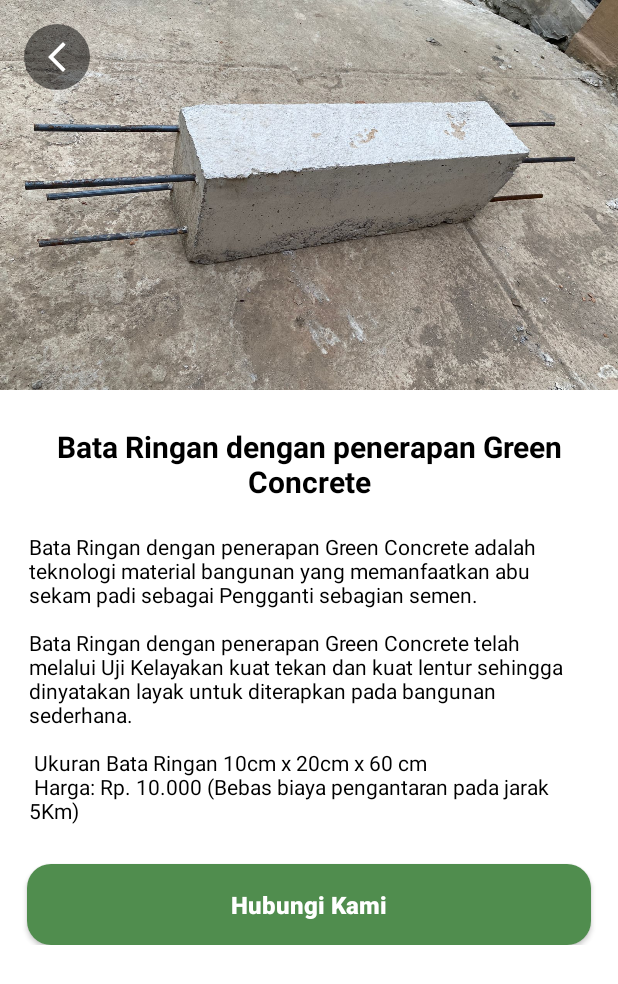
After one commit to Irfikri0204/Eco-Brick, an Android app: the DetailActivity screen opened directly, with no data from a screen before it, on a phone screen of 412 x 824 dp. The commit adds this screen. Shown: the top 984 px of the screen. Run offline under Robolectric (Android 15) with nearby library versions, the phone set to English and light mode, and no system bars.

Commit message:
[Feature] Product Section

```diff
--- a/app/src/main/AndroidManifest.xml
+++ b/app/src/main/AndroidManifest.xml
@@ -12,6 +12,12 @@
         android:supportsRtl="true"
         android:theme="@style/Theme.EcoBrick"
         tools:targetApi="31">
+        <activity
+            android:name=".productsection.PengenalanActivity"
+            android:exported="false" />
+        <activity
+            android:name=".productsection.DetailActivity"
+            android:exported="false" />
         <activity
             android:name=".homesection.TentangKamiActivity"
             android:exported="false" />
--- /dev/null
+++ b/app/src/main/java/com/project/ecobrick/productsection/DetailActivity.kt
@@ -0,0 +1,49 @@
+package com.project.ecobrick.productsection
+
+import android.content.Intent
+import android.net.Uri
+import android.os.Bundle
+import android.widget.Toast
+import androidx.activity.enableEdgeToEdge
+import androidx.appcompat.app.AppCompatActivity
+import androidx.core.view.ViewCompat
+import androidx.core.view.WindowInsetsCompat
+import com.project.ecobrick.R
+import com.project.ecobrick.databinding.ActivityDetailBinding
+
+class DetailActivity : AppCompatActivity() {
+    private lateinit var binding : ActivityDetailBinding
+    override fun onCreate(savedInstanceState: Bundle?) {
+        super.onCreate(savedInstanceState)
+        enableEdgeToEdge()
+        binding = ActivityDetailBinding.inflate(layoutInflater)
+        setContentView(binding.root)
+        ViewCompat.setOnApplyWindowInsetsListener(findViewById(R.id.main)) { v, insets ->
+            val systemBars = insets.getInsets(WindowInsetsCompat.Type.systemBars())
+            v.setPadding(systemBars.left, systemBars.top, systemBars.right, systemBars.bottom)
+            insets
+        }
+        binding.btnHubungi.setOnClickListener {
+            val phoneNumber = "628114128024" // Format: 62 untuk Indonesia
+            val message = "Halo, saya ingin bertanya mengenai produk Anda."
+
+            // Buat URL WhatsApp dengan parameter nomor telepon dan pesan
+            val url = "https://api.whatsapp.com/send?phone=$phoneNumber&text=$message"
+
+            // Buat intent untuk membuka WhatsApp
+            val intent = Intent(Intent.ACTION_VIEW)
+            intent.data = Uri.parse(url)
+
+            try {
+                // Mulai aktivitas intent
+                startActivity(intent)
+            } catch (e: Exception) {
+                // Tampilkan pesan jika WhatsApp tidak ditemukan atau ada error lain
+                Toast.makeText(baseContext, "WhatsApp tidak tersedia di perangkat ini", Toast.LENGTH_SHORT).show()
+            }
+        }
+        binding.btnBack.setOnClickListener {
+            onBackPressed()
+        }
+    }
+}
--- /dev/null
+++ b/app/src/main/res/layout/activity_detail.xml
@@ -0,0 +1,89 @@
+<?xml version="1.0" encoding="utf-8"?>
+<ScrollView xmlns:android="http://schemas.android.com/apk/res/android"
+    xmlns:tools="http://schemas.android.com/tools"
+    android:layout_width="match_parent"
+    android:layout_height="match_parent"
+    xmlns:app="http://schemas.android.com/apk/res-auto"
+    android:id="@+id/main"
+    tools:context=".productsection.DetailActivity"
+    android:background="@color/white"
+    android:orientation="vertical">
+    <androidx.constraintlayout.widget.ConstraintLayout
+        android:layout_width="match_parent"
+        android:layout_height="wrap_content">
+        <ImageView
+            android:id="@+id/iv_tempat"
+            android:layout_width="match_parent"
+            android:layout_height="260dp"
+            android:scaleType="centerCrop"
+            app:layout_constraintEnd_toEndOf="parent"
+            app:layout_constraintStart_toStartOf="parent"
+            app:layout_constraintTop_toTopOf="parent"
+            android:src="@drawable/product1"/>
+        <ImageButton
+            android:id="@+id/btn_back"
+            android:layout_width="wrap_content"
+            android:layout_height="wrap_content"
+            android:layout_marginStart="16dp"
+            android:layout_marginTop="16dp"
+            android:background="@drawable/bg_up_content"
+            android:padding="10dp"
+            android:src="@drawable/ic_back"
+            app:layout_constraintStart_toStartOf="parent"
+            app:layout_constraintTop_toTopOf="parent" />
+        <LinearLayout
+            android:id="@+id/linearLayout"
+            android:layout_width="match_parent"
+            android:layout_height="match_parent"
+            android:layout_marginTop="260dp"
+            android:padding="8dp"
+            android:gravity="center"
+            android:background="@color/white"
+            android:orientation="vertical"
+            app:layout_constraintTop_toTopOf="parent">
+            <TextView
+                android:id="@+id/tv_judul"
+                android:layout_width="match_parent"
+                android:layout_height="wrap_content"
+                android:layout_marginLeft="16dp"
+                android:layout_marginTop="16dp"
+                android:layout_marginRight="16dp"
+                android:layout_marginBottom="20dp"
+                android:text="Bata Ringan dengan penerapan Green Concrete"
+                android:textAlignment="center"
+                android:textColor="@android:color/black"
+                android:textSize="20sp"
+                android:textStyle="bold" />
+
+
+            <TextView
+                android:layout_width="match_parent"
+                android:layout_height="match_parent"
+                android:layout_marginLeft="11dp"
+                android:layout_marginRight="11dp"
+                android:layout_marginBottom="10dp"
+                android:text="Bata Ringan dengan penerapan Green Concrete adalah teknologi material bangunan yang memanfaatkan abu sekam padi sebagai Pengganti sebagian semen.
+\n\nBata Ringan dengan penerapan Green Concrete telah melalui Uji Kelayakan kuat tekan dan kuat lentur sehingga dinyatakan layak untuk diterapkan pada bangunan sederhana.
+\n\n
+Ukuran Bata Ringan 10cm x 20cm x 60 cm
+\n
+Harga: Rp. 10.000 (Bebas biaya pengantaran pada jarak 5Km)"
+                android:textColor="@android:color/black"
+                android:textSize="14sp" />
+
+            <androidx.appcompat.widget.AppCompatButton
+                android:layout_marginTop="16dp"
+                android:layout_width="match_parent"
+                android:id="@+id/btn_hubungi"
+                android:layout_marginHorizontal="10dp"
+                android:textSize="16sp"
+                android:textStyle="bold"
+                android:textColor="@color/white"
+                android:textAllCaps="false"
+                android:background="@drawable/btn_layout"
+                android:padding="16dp"
+                android:layout_height="wrap_content"
+                android:text="Hubungi Kami"/>
+        </LinearLayout>
+    </androidx.constraintlayout.widget.ConstraintLayout>
+</ScrollView>
```
Also changed, not shown: app/src/main/java/com/project/ecobrick/main/ProductFragment.kt (+20 -2 lines), app/src/main/java/com/project/ecobrick/productsection/PengenalanActivity.kt (added, +27 -0 lines), app/src/main/res/layout/activity_pengenalan.xml (added, +76 -0 lines), app/src/main/res/drawable/pengenalan1.jpeg (added), app/src/main/res/drawable/pengenalan2.jpeg (added).
